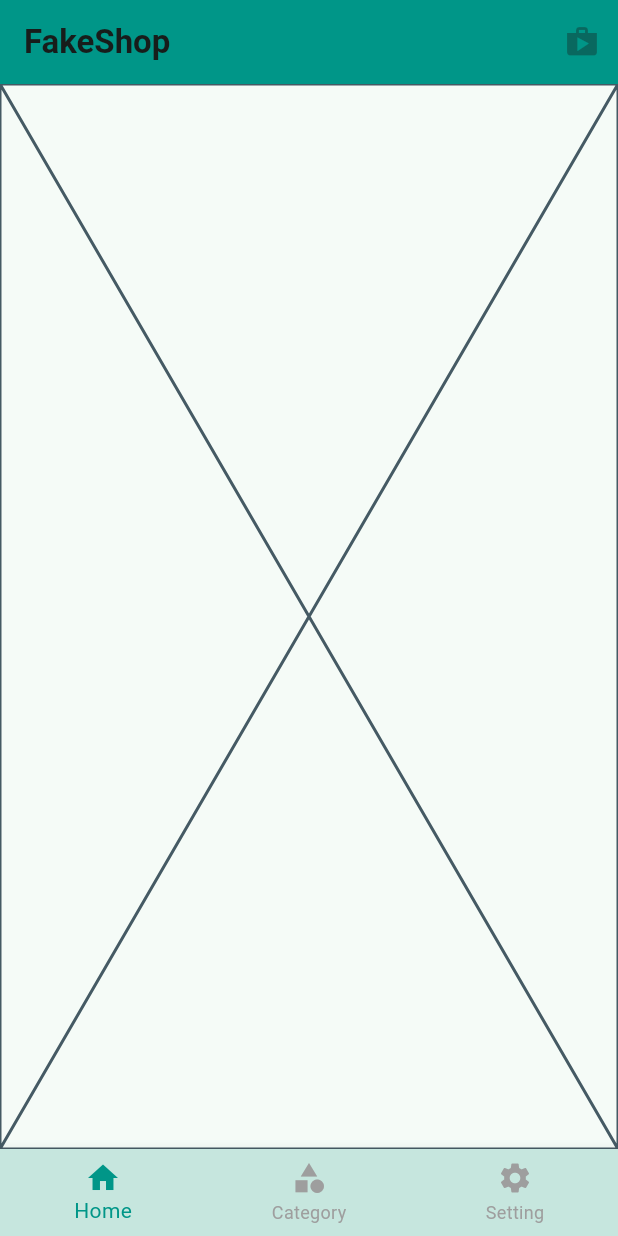
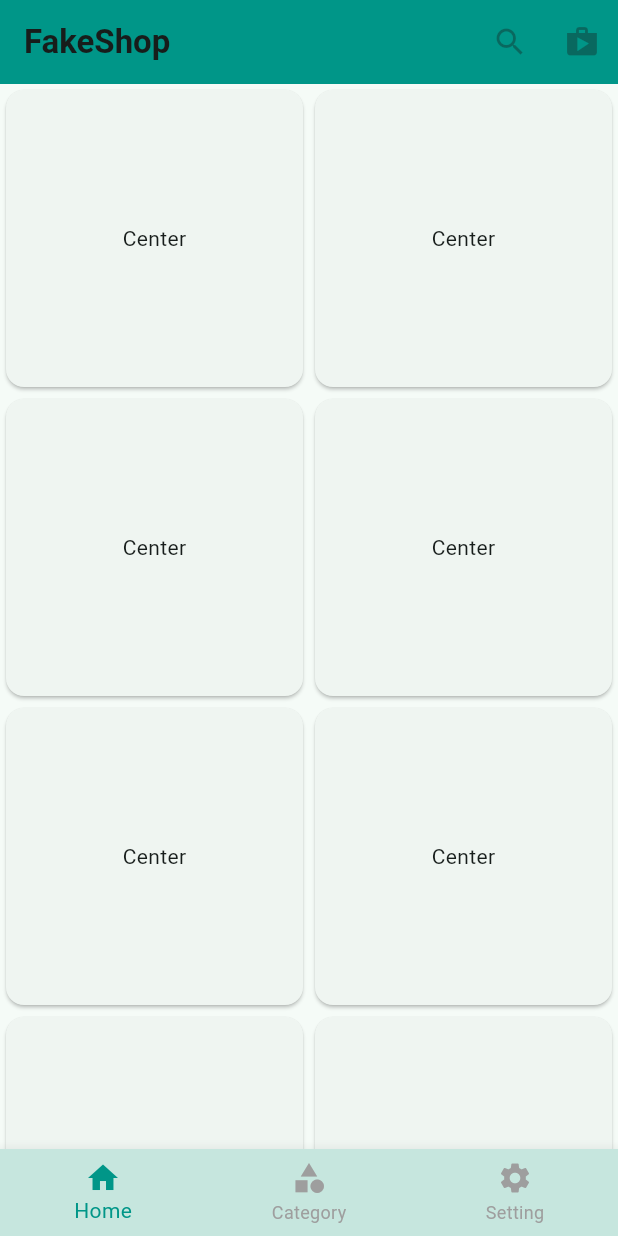
Before and after one commit to Batutankuma/fakeshop, a Flutter app: the screen it shows after launch, on a phone screen of 412 x 824 dp. Run offline on Flutter 3.47's test engine with Material 2 defaults, Android fonts, the phone set to English and light mode, and no system bars.

Commit message:
create grid view component

```diff
--- /dev/null
+++ b/lib/components/grid_view_component.dart
@@ -0,0 +1,20 @@
+import 'package:flutter/material.dart';
+
+class GridViewComponent extends StatelessWidget{
+  const GridViewComponent({super.key});
+
+  @override
+  Widget build(BuildContext context) {
+    return GridView.builder(
+      gridDelegate: const SliverGridDelegateWithFixedCrossAxisCount(crossAxisCount: 2),
+     itemBuilder: (context, index) {
+       return Card(
+        child: Center(
+          child: Text("Center"),
+        ),
+       );
+     },
+    );
+  }
+
+}
--- a/lib/components/navigation_view.dart
+++ b/lib/components/navigation_view.dart
@@ -1,3 +1,4 @@
+import 'package:fakeshop/views/home_views.dart';
 import 'package:flutter/material.dart';
 
 class NavigationBarView extends StatefulWidget{
@@ -9,7 +10,7 @@ class NavigationBarView extends StatefulWidget{
 
 class _NavigationBarViewState extends State<NavigationBarView> {
   //list of the page or view navigator
-  List<Widget> viewUI = [Placeholder(),Placeholder(),Placeholder()];
+  List<Widget> viewUI = [HomeView(),Placeholder(),Placeholder()];
 
   //init index view page
   int indexView = 0;
@@ -23,13 +24,6 @@ class _NavigationBarViewState extends State<NavigationBarView> {
   @override
   Widget build(BuildContext context) {
     return Scaffold(
-      appBar: AppBar(
-        title: const Text("FakeShop", style: TextStyle(fontWeight: FontWeight.w700),),
-        backgroundColor: Theme.of(context).appBarTheme.backgroundColor,
-        actions: const [
-          IconButton(onPressed: null, icon: Icon(Icons.shop))
-        ],
-      ),
       body: viewUI[indexView],
       bottomNavigationBar: BottomNavigationBar(
         onTap: changeView,
--- /dev/null
+++ b/lib/views/home_views.dart
@@ -0,0 +1,20 @@
+import 'package:fakeshop/components/grid_view_component.dart';
+import 'package:flutter/material.dart';
+
+class HomeView extends StatelessWidget{
+  @override
+  Widget build(BuildContext context) {
+    return Scaffold(
+      appBar: AppBar(
+        title: const Text("FakeShop", style: TextStyle(fontWeight: FontWeight.w700),),
+        backgroundColor: Theme.of(context).appBarTheme.backgroundColor,
+        actions: const [
+          IconButton(onPressed: null, icon: Icon(Icons.search)),
+          IconButton(onPressed: null, icon: Icon(Icons.shop))
+        ],
+      ),
+      body: const GridViewComponent()
+    );
+  }
+
+}
```
